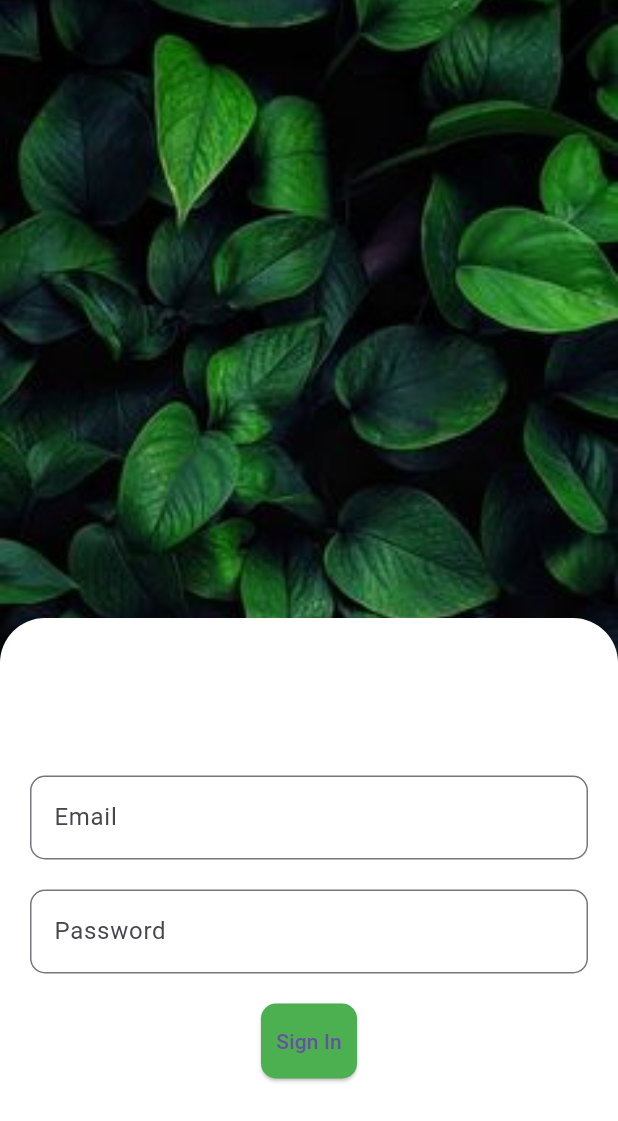
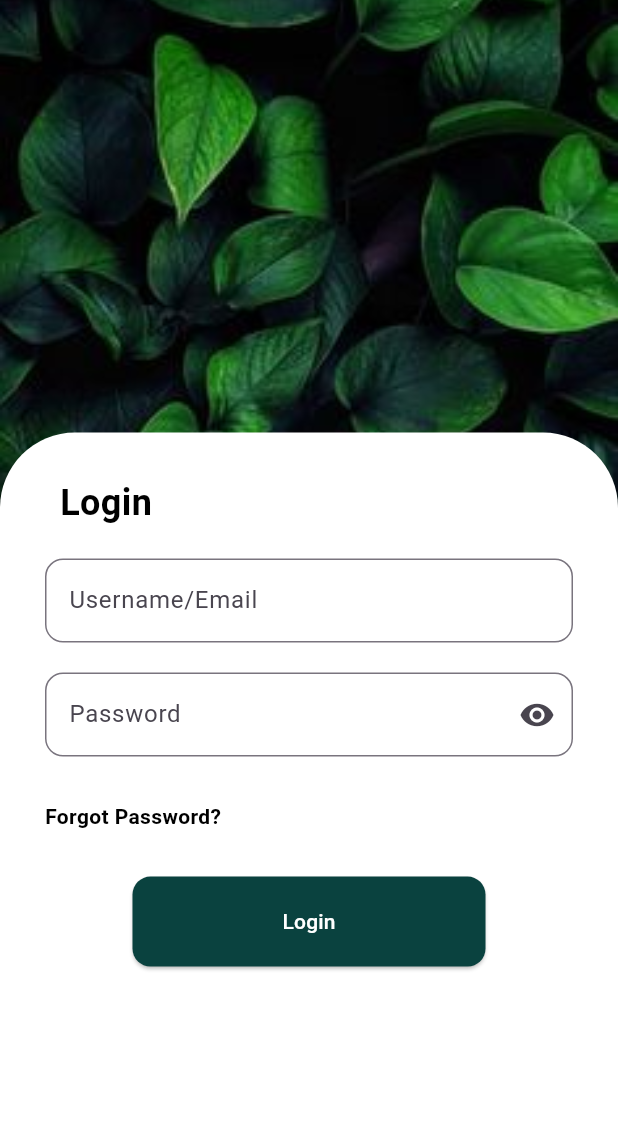
Before and after one commit to hbbspace/LeafyFun, a Flutter app: the screen it shows after launch, on a phone screen of 412 x 824 dp. Shown: the top 1121 px of the screen. Run offline on Flutter 3.47's test engine with Material 3 defaults, Android fonts, the light colour scheme and no system bars.

Commit message:
Login Page

```diff
--- /dev/null
+++ b/lib/Screens/log_in.dart
@@ -0,0 +1,152 @@
+import 'package:flutter/material.dart';
+
+class LogInScreen extends StatefulWidget {
+  const LogInScreen({super.key});
+
+  @override
+  _LogInScreenState createState() => _LogInScreenState();
+}
+
+class _LogInScreenState extends State<LogInScreen> {
+  bool _obscureText = true; // Menyembunyikan teks password secara default
+
+  void _togglePasswordVisibility() {
+    setState(() {
+      _obscureText = !_obscureText; // Mengubah kondisi tampilan password
+    });
+  }
+
+  @override
+  Widget build(BuildContext context) {
+    return Scaffold(
+      body: Stack(
+        children: [
+          // Background image
+          Positioned.fill(
+            child: Image.asset(
+              'assets/Background_LogIn.jpg', // Ganti dengan path gambar background
+              fit: BoxFit.cover,
+            ),
+          ),
+          // login form
+          Align(
+            alignment: Alignment.bottomCenter,
+            child: Container(
+              padding: const EdgeInsets.all(30),
+              decoration: const BoxDecoration(
+                color: Colors.white,
+                borderRadius: BorderRadius.only(
+                  topLeft: Radius.circular(50),
+                  topRight: Radius.circular(50),
+                ),
+              ),
+              height: MediaQuery.of(context).size.height * 0.65,
+              child: Column(
+                crossAxisAlignment:
+                    CrossAxisAlignment.start, // Align to the left
+                children: [
+                  // Teks "Login" di sebelah kiri
+                  const Padding(
+                    padding: EdgeInsets.only(left: 10),
+                    child: Text(
+                      'Login',
+                      style: TextStyle(
+                        fontSize: 24,
+                        fontWeight: FontWeight.bold,
+                        color: Colors.black,
+                      ),
+                    ),
+                  ),
+                  const SizedBox(height: 20),
+
+                  // Kolom email dan password di tengah
+                  Center(
+                    child: Column(
+                      mainAxisSize: MainAxisSize.min,
+                      children: [
+                        TextField(
+                          decoration: InputDecoration(
+                            labelText: 'Username/Email',
+                            border: OutlineInputBorder(
+                              borderRadius: BorderRadius.circular(12),
+                            ),
+                          ),
+                        ),
+                        const SizedBox(height: 20),
+
+                        // Kolom input password dengan ikon mata
+                        TextField(
+                          obscureText: _obscureText,
+                          decoration: InputDecoration(
+                            labelText: 'Password',
+                            border: OutlineInputBorder(
+                              borderRadius: BorderRadius.circular(12),
+                            ),
+                            suffixIcon: IconButton(
+                              icon: Icon(
+                                _obscureText
+                                    ? Icons.visibility
+                                    : Icons.visibility_off,
+                              ),
+                              onPressed: _togglePasswordVisibility,
+                            ),
+                          ),
+                        ),
+                        const SizedBox(height: 30),
+
+                        // Teks Forgot Password
+                        Align(
+                          alignment: Alignment.centerLeft,
+                          child: InkWell(
+                            onTap: () {
+                              // Tambahkan navigasi atau aksi yang diinginkan
+                            },
+                            child: const Text(
+                              'Forgot Password?',
+                              style: TextStyle(
+                                color: Colors.black,
+                                fontSize: 14,
+                                fontWeight: FontWeight.bold,
+                              ),
+                            ),
+                          ),
+                        ),
+                      ],
+                    ),
+                  ),
+                  const SizedBox(height: 30),
+
+                  // Tombol Login di tengah bawah
+                  Center(
+                    child: ElevatedButton(
+                      onPressed: () {
+                        // Tambahkan navigasi atau fungsi login di sini
+                      },
+                      style: ElevatedButton.styleFrom(
+                        backgroundColor: const Color.fromRGBO(10, 66, 63, 1),
+                        padding: const EdgeInsets.symmetric(
+                          vertical: 20,
+                          horizontal:
+                              100, // Ubah padding horizontal agar lebih pas
+                        ),
+                        shape: RoundedRectangleBorder(
+                          borderRadius: BorderRadius.circular(12),
+                        ),
+                      ),
+                      child: const Text(
+                        'Login',
+                        style: TextStyle(
+                          color: Colors.white,
+                        ),
+                      ),
+                    ),
+                  ),
+                ],
+              ),
+            ),
+          ),
+        ],
+      ),
+    );
+  }
+}
--- a/lib/Screens/splashscreen.dart
+++ b/lib/Screens/splashscreen.dart
@@ -1,6 +1,6 @@
 import 'package:flutter/material.dart';
 import 'dart:async';
-import 'Sign-In.dart'; // Import halaman sign-in
+import 'log_in.dart'; // Import halaman sign-in
 
 // import '../main.dart'; // Import main.dart untuk navigasi ke MainScreen
 
@@ -18,7 +18,7 @@ class SplashScreenState extends State<SplashScreen> {
     Timer(const Duration(seconds: 2), () {
       Navigator.of(context).pushReplacement(
         MaterialPageRoute(
-          builder: (_) => const SignInScreen(), // Navigasi ke halaman sign-in
+          builder: (_) => const LogInScreen(), // Navigasi ke halaman sign-in
         ),
       );
     });
--- a/lib/main.dart
+++ b/lib/main.dart
@@ -1,9 +1,5 @@
 import 'package:flutter/material.dart';
 import 'package:leafyfun/Screens/splashscreen.dart';
-// import 'package:uts_linkaja/screens/splash_screen.dart';
-// import 'package:uts_linkaja/screens/account.dart';
-// import 'package:uts_linkaja/screens/history.dart';
-// import 'package:uts_linkaja/screens/homepage.dart';
 
 void main() {
   runApp(const MyApp());
--- a/pubspec.yaml
+++ b/pubspec.yaml
@@ -56,7 +56,7 @@ flutter:
   assets:
     - assets/Logo_LeafyFun.png
     - assets/College_Library.png
-    - assets/Background_SignIn.jpg
+    - assets/Background_LogIn.jpg
   #   - images/a_dot_ham.jpeg
 
   # An image asset can refer to one or more resolution-specific "variants", see
```
Also changed, not shown: assets/Background_LogIn.jpg (added), lib/Screens/sign_in.dart (renamed from lib/Screens/Sign-In.dart).
